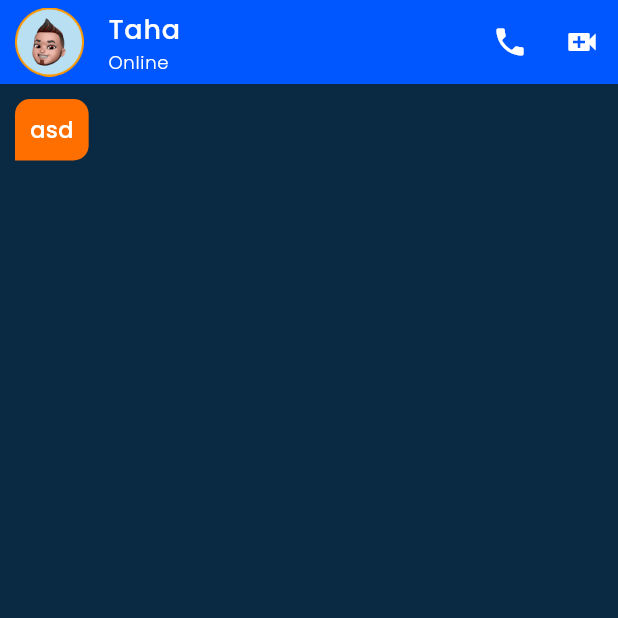
After one commit to huzaifa-huzzi/chatify-Project, a Flutter app: the ChatPage screen opened directly, on a phone screen of 412 x 824 dp, the top half of it. The commit adds this screen. Run offline on Flutter 3.47's test engine with Material 3 defaults, Android fonts, the phone set to English and light mode, and no system bars; our stand-ins replace flutter_svg, get, slide_to_act.

Commit message:
Making Chat App

```diff
--- a/lib/Resources/Reusable Widgets/chatsList.dart
+++ b/lib/Resources/Reusable Widgets/chatsList.dart
@@ -1,5 +1,7 @@
 import 'package:chatify_app/Resources/Images/Images.dart';
+import 'package:chatify_app/View/chatPage/ChatPage.dart';
 import 'package:flutter/material.dart';
+import 'package:get/get.dart';
 
 class ChatsList extends StatelessWidget {
   const ChatsList({super.key});
@@ -9,7 +11,11 @@ class ChatsList extends StatelessWidget {
     final height = MediaQuery.sizeOf(context).height;
     final width = MediaQuery.sizeOf(context).width;
 
-    return Expanded(
+    return InkWell(
+      onTap: (){
+        Get.to(ChatPage());
+      },
+      child: Expanded(
         child: Padding(
           padding:  EdgeInsets.symmetric(vertical: height * 0.02),
           child: ListView(
@@ -129,6 +135,7 @@ class ChatsList extends StatelessWidget {
             ],
           ),
         ),
+      ),
     );
   }
 }
--- a/lib/Resources/Themes/Themes.dart
+++ b/lib/Resources/Themes/Themes.dart
@@ -8,6 +8,9 @@ var lightTheme = ThemeData();
 var darkTheme = ThemeData(
   brightness: Brightness.dark,
   useMaterial3: true,
+  appBarTheme: AppBarTheme(
+    backgroundColor: AppColors.dContainerColor
+  ),
   inputDecorationTheme: InputDecorationTheme(
     fillColor: AppColors.backgroundColor,
     filled: true,
--- /dev/null
+++ b/lib/View/chatPage/ChatPage.dart
@@ -0,0 +1,65 @@
+import 'package:chatify_app/Resources/Images/Images.dart';
+import 'package:flutter/material.dart';
+import 'package:flutter_svg/flutter_svg.dart';
+
+
+class ChatPage extends StatefulWidget {
+  const ChatPage({super.key});
+
+  @override
+  State<ChatPage> createState() => _ChatPageState();
+}
+
+class _ChatPageState extends State<ChatPage> {
+  @override
+  Widget build(BuildContext context) {
+    final height = MediaQuery.sizeOf(context).height;
+    final width = MediaQuery.sizeOf(context).width;
+    return Scaffold(
+      appBar: AppBar(
+        leading: Padding(
+          padding: const EdgeInsets.only(left: 10),
+          child: Image.asset(AssetImages.boyPic),
+        ),
+        backgroundColor: Theme.of(context).colorScheme.primary,
+        title: Column(
+          crossAxisAlignment: CrossAxisAlignment.start,
+          children: [
+            Text('Taha',style: Theme.of(context).textTheme.bodyLarge,),
+            Text('Online',style: Theme.of(context).textTheme.labelSmall?.copyWith(color: Colors.white),),
+          ],
+        ),
+        actions: [
+          IconButton(onPressed: (){}, icon: Icon(Icons.phone)),
+          IconButton(onPressed: (){}, icon: Icon(Icons.video_call))
+        ],
+      ),
+      body: Padding(
+          padding: EdgeInsets.all(10),
+        child: Column(
+          children: [
+            Container(
+              padding: EdgeInsets.all(10),
+              constraints: BoxConstraints(
+                minWidth: 0,
+                maxWidth: width /1.3,
+              ),
+              decoration: BoxDecoration(
+                color: Theme.of(context).colorScheme.primaryContainer,
+                borderRadius: BorderRadius.only(
+                  topLeft: Radius.circular(10),
+                  topRight: Radius.circular(10),
+                  bottomLeft: Radius.circular(0),
+                  bottomRight: Radius.circular(10)
+                )
+              ),
+              child: Flexible(
+                  child: Text('asd')
+              ),
+            )
+          ],
+        ),
+      ),
+    );
+  }
+}
```
Lines whose indentation alone changed are shown as unchanged.
